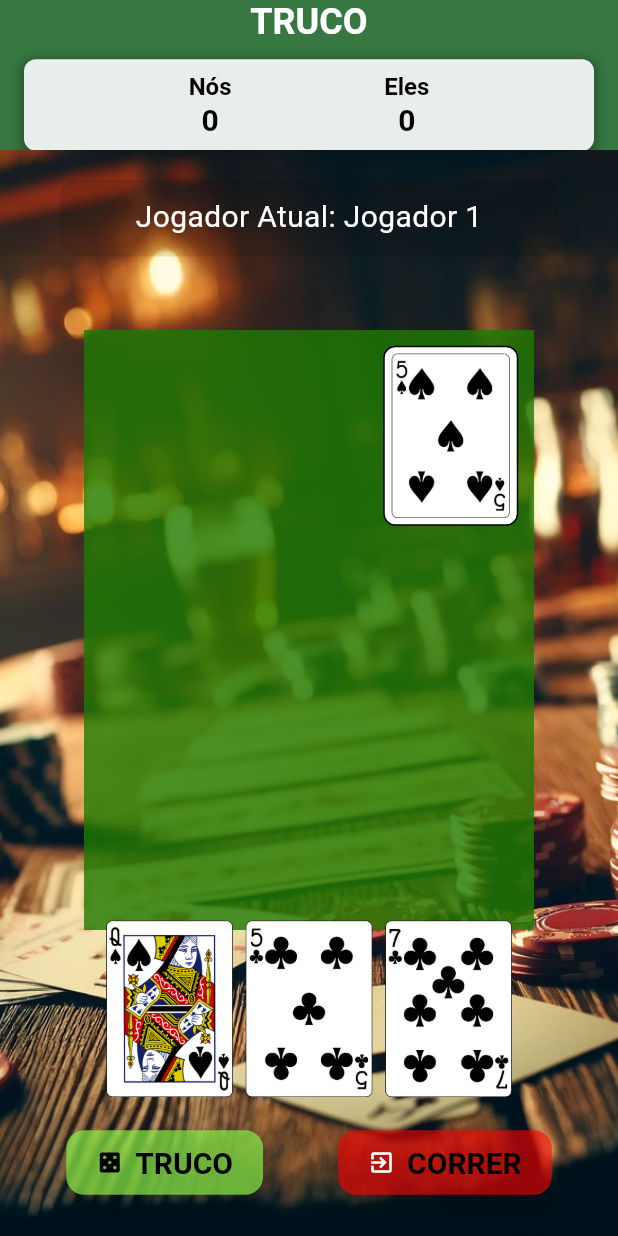
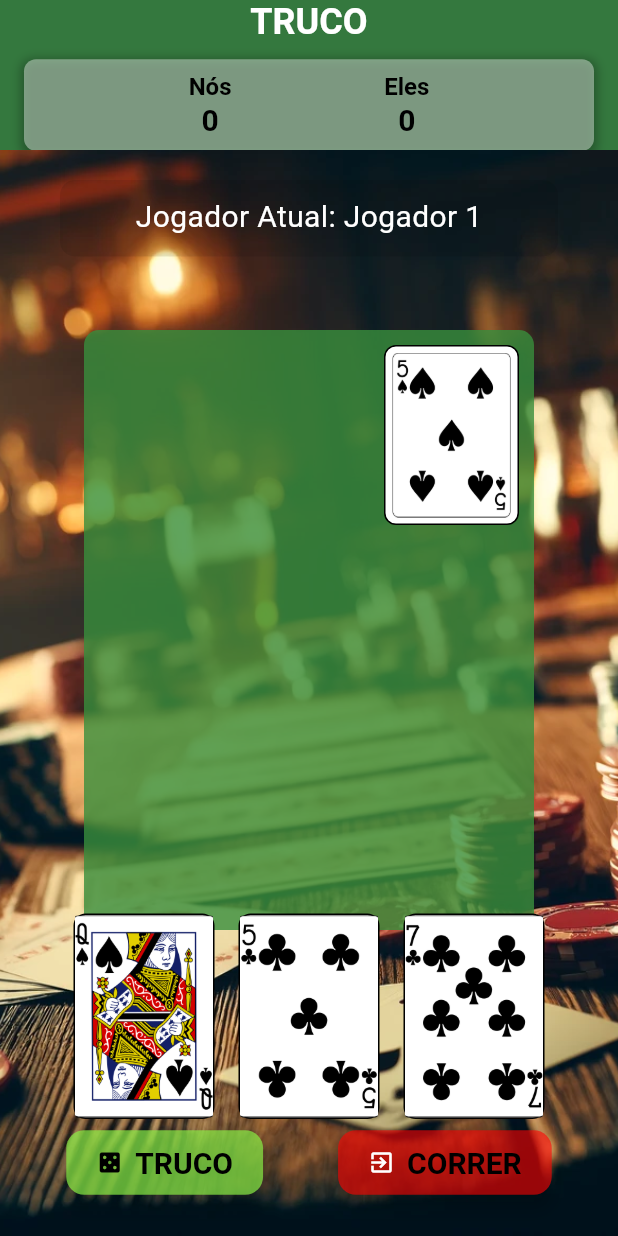
Before and after one commit to ronip31/testes_truco_view, a Flutter app: the screen it shows after launch, on a phone screen of 412 x 824 dp. Run offline on Flutter 3.47's test engine with Material 3 defaults, Android fonts, the phone set to English and light mode, and no system bars; our stand-ins replace tuple.

Commit message:
refatorado layout

```diff
--- a/lib/widgets/JogoTrucoLayout.dart
+++ b/lib/widgets/JogoTrucoLayout.dart
@@ -1,11 +1,10 @@
 import 'package:flutter/material.dart';
-import 'package:tuple/tuple.dart';
 import '../models/carta.dart';
 import '../models/jogador.dart';
 import '../widgets/mao_jogador_widget.dart';
 import '../widgets/CorrerButton.dart';
 import '../widgets/TrucoButton.dart';
-import '../widgets/scoreboard.dart'; // Importar o widget de pontuação
+import '../widgets/scoreboard.dart';
 
 class JogoTrucoLayout extends StatelessWidget {
   final List<Jogador> jogadores;
@@ -30,70 +29,92 @@ class JogoTrucoLayout extends StatelessWidget {
 
   @override
   Widget build(BuildContext context) {
-    int nos = jogadores[0].getPontuacaoTotal();
-    int eles = jogadores[1].getPontuacaoTotal();
+    return Scaffold(
+      appBar: _buildAppBar(),
+      body: Stack(
+        children: [
+          _buildBackground(),
+          _buildTable(),
+          _buildPlayerHands(),
+          _buildActionButtons(),
+          _buildTopInfo(),
+        ],
+      ),
+    );
+  }
 
-    return Scaffold(
-      appBar: AppBar(
+  AppBar _buildAppBar() {
+    return AppBar(
       backgroundColor: Colors.green[800],
-        elevation: 250,
+      elevation: 5,
       toolbarHeight: 100,
       title: Column(
         mainAxisAlignment: MainAxisAlignment.center,
         children: [
           Text('TRUCO', style: TextStyle(fontSize: 24, fontWeight: FontWeight.bold, color: Colors.white)),
           SizedBox(height: 10),
-            PontuacaoWidget(nos: nos, eles: eles), // Adicionar widget de pontuação
+          PontuacaoWidget(nos: jogadores[0].getPontuacaoTotal(), eles: jogadores[1].getPontuacaoTotal()),
         ],
       ),
       centerTitle: true,
-      ),
-      body: Stack(
-        children: [
-          // Background
-          Positioned.fill(
+    );
+  }
+
+  Widget _buildBackground() {
+    return Positioned.fill(
       child: Image.asset(
-              'assets/imgs/background.png', // Caminho para a imagem de fundo
+        'assets/imgs/background.png',
         fit: BoxFit.cover,
       ),
-          ),
-          // Table
-          Positioned(
-            top: 120,  // Ajuste a posição vertical da mesa
+    );
+  }
+
+  Widget _buildTable() {
+    return Positioned(
+      top: 120,
       left: 0,
       right: 0,
       child: Center(
         child: Container(
           width: 300,
           height: 400,
-                color: Color.fromARGB(221, 30, 122, 2).withOpacity(0.8),
-
-                 // Cor de fundo com opacidade
-                //borderRadius: BorderRadius.circular(10.0),
+          decoration: BoxDecoration(
+            color: Colors.green[700]!.withOpacity(0.8),
+            borderRadius: BorderRadius.circular(10),
+          ),
           child: Stack(
             children: [
-                    // Manilha no canto superior direito
-                    if (manilha != null)
-                      Positioned(
+              if (manilha != null) _buildManilha(),
+              _buildPlayedCards(),
+            ],
+          ),
+        ),
+      ),
+    );
+  }
+
+  Widget _buildManilha() {
+    return Positioned(
       top: 10,
       right: 10,
       child: Container(
-                          width: 90.0,  // Ajuste a largura da carta
-                          height: 120.0,  // Ajuste a altura da carta
-                          margin: const EdgeInsets.all(0.5),
+        width: 90,
+        height: 120,
         decoration: BoxDecoration(
           color: Colors.white,
           border: Border.all(color: Colors.black),
-                            borderRadius: BorderRadius.circular(8.0),
+          borderRadius: BorderRadius.circular(8),
         ),
-                          child: Container(
-                            margin: const EdgeInsets.all(4.0),
+        child: Padding(
+          padding: const EdgeInsets.all(4.0),
           child: Image.asset(manilha!.imagePath),
         ),
       ),
-                      ),
-                    // Cartas jogadas na mesa
-                    Positioned(
+    );
+  }
+
+  Widget _buildPlayedCards() {
+    return Positioned(
       bottom: 50,
       left: 0,
       right: 0,
@@ -108,31 +129,12 @@ class JogoTrucoLayout extends StatelessWidget {
           }).toList(),
         ),
       ),
-                    ),
-                  ],
-                ),
-              ),
-            ),
-          ),
-          // Result
-          // Positioned(
-          //   top: 50,
-          //   left: 0,
-          //   right: 0,
-          //   child: Center(
-          //     child: Text(
-          //       resultadoRodada,
-          //       style: TextStyle(
-          //         fontSize: 24,
-          //         color: Colors.white,
-          //         fontWeight: FontWeight.bold,
-          //       ),
-          //     ),
-          //   ),
-          // ),
-          // Player Hands
-          Positioned(
-            bottom: 80,
+    );
+  }
+
+  Widget _buildPlayerHands() {
+  return Positioned(
+    bottom: 70,
     left: 0,
     right: 0,
     child: Center(
@@ -141,19 +143,29 @@ class JogoTrucoLayout extends StatelessWidget {
         children: jogadores[jogadorAtualIndex].mao.asMap().entries.map((entry) {
           int index = entry.key;
           Carta carta = entry.value;
+          bool cartaJaJogada = cartasJaJogadas.contains(carta);
+
           return GestureDetector(
-                    onTap: rodadacontinua ? () => onCartaSelecionada(index) : null,
+            onTap: rodadacontinua && !cartaJaJogada ? () => onCartaSelecionada(index) : null,
             child: Container(
-                      margin: const EdgeInsets.all(4.0),
-                      child: Image.asset(carta.imagePath, width: 85, height: 135),
+              margin: const EdgeInsets.all(8.0),
+              decoration: BoxDecoration(
+                color: cartaJaJogada ? Colors.grey : Colors.white,
+                border: Border.all(color: Colors.black),
+                borderRadius: BorderRadius.circular(8.0),
+              ),
+              child: Image.asset(carta.imagePath, width: 92, height: 135, fit: BoxFit.cover),
             ),
           );
         }).toList(),
       ),
     ),
-          ),
-          //botões são usados
-          Positioned(
+  );
+}
+
+
+  Widget _buildActionButtons() {
+    return Positioned(
       bottom: 25,
       left: 0,
       right: 0,
@@ -162,22 +174,24 @@ class JogoTrucoLayout extends StatelessWidget {
           mainAxisAlignment: MainAxisAlignment.center,
           children: [
             TrucoButton(),
-                  SizedBox(width: 50),  // Espaço entre os botões
+            SizedBox(width: 50),
             CorrerButton(),
           ],
         ),
       ),
-          ),
-          // Messages: Jogador Atual and Resultado da Rodada
-          Positioned(
+    );
+  }
+
+  Widget _buildTopInfo() {
+    return Positioned(
       top: 20,
       left: 40,
       right: 40,
       child: Container(
         padding: EdgeInsets.symmetric(horizontal: 20, vertical: 10),
         decoration: BoxDecoration(
-                color: Colors.black87.withOpacity(0.1), // Cor de fundo com opacidade
-                borderRadius: BorderRadius.circular(10.0), // Borda arredondada
+          color: Colors.black87.withOpacity(0.1),
+          borderRadius: BorderRadius.circular(10),
         ),
         child: Column(
           children: [
@@ -189,9 +203,6 @@ class JogoTrucoLayout extends StatelessWidget {
           ],
         ),
       ),
-          ),
-        ],
-      ),
     );
   }
 }
--- a/lib/widgets/JogoTrucoScreen.dart
+++ b/lib/widgets/JogoTrucoScreen.dart
@@ -72,6 +72,7 @@ class _JogoTrucoScreenState extends State<JogoTrucoScreen> {
   }
 
   void adicionarCartaNaMesa(Carta carta) {
+  if (!rodadacontinua) return;
   cartasJaJogadas.add(carta);
   print('cartasJaJogadas : ${cartasJaJogadas}');
   cartasJogadasNaMesa.add(Tuple2(
@@ -82,6 +83,7 @@ class _JogoTrucoScreenState extends State<JogoTrucoScreen> {
     },
   ));
 }
+
 
   void removerCartaDaMao(Carta carta) {
     jogadores[jogadorAtualIndex].mao.remove(carta);
@@ -105,19 +107,18 @@ class _JogoTrucoScreenState extends State<JogoTrucoScreen> {
 
   void mostrarResultadoRodada(Jogador? jogadorVencedor) {
     setState(() {
-
       resultadoRodada = jogadorVencedor != null
           ? 'O ${jogadorVencedor!.nome} ganhou a rodada!'
           : 'Empate!';
-          // Exibe o pop-up com o resultado
+      rodadacontinua = false;
       _showPopup(resultadoRodada);
-      // Limpa as cartas jogadas na mesa após mostrar o resultado
+    });
+
+    // Limpa as cartas jogadas na mesa após mostrar o resultado e reinicia a rodada
     Future.delayed(Duration(seconds: 2), () {
       setState(() {
         cartasJogadasNaMesa.clear();
         cartasJaJogadas.clear();
-          rodadacontinua = true;
-        });
       });
     });
   }
@@ -126,17 +127,15 @@ class _JogoTrucoScreenState extends State<JogoTrucoScreen> {
     Jogador? vencedorJogo = determinarVencedor(resultadosRodadas);
     if (vencedorJogo != null) {
       rodadacontinua = false;
-      print('\n\rO vencedor é o jogador ${vencedorJogo.nome}');
+      //print('\n\rO vencedor é o jogador ${vencedorJogo.nome}');
       vencedorJogo.adicionarPontuacaoTotal();
 
       for (var jogador in jogadores) {
         int pontuacaoTotal = vencedorJogo.getPontuacaoTotal();
-
-        print('\n\rPontuação total do grupo ${jogador.nome} é de: $pontuacaoTotal');
+        //print('\n\rPontuação total do grupo ${jogador.nome} é de: $pontuacaoTotal');
        // resultadoRodada ='\n\rPontuação total do grupo ${vencedorJogo.nome} é de: $pontuacaoTotal';
         if (pontuacaoTotal >= 5) {
-          print('\nO Grupo ${jogador.nome} GANHOU!');
-          jogoContinua = false;
+          //print('\nO Grupo ${jogador.nome} GANHOU!');
           resultadoRodada = '\nO Grupo ${jogador.nome} GANHOU jogo!';
           _showPopup(resultadoRodada);
 
@@ -145,7 +144,6 @@ class _JogoTrucoScreenState extends State<JogoTrucoScreen> {
       }
 
       if (jogoContinua) {
-        jogoContinua = false;
         Future.delayed(Duration(seconds: 5), (){
           reiniciarRodada();
         });
@@ -171,6 +169,7 @@ class _JogoTrucoScreenState extends State<JogoTrucoScreen> {
     Overlay.of(context)?.insert(_overlayEntry!);
     Future.delayed(Duration(seconds: 2), () {
       _overlayEntry?.remove();
+      rodadacontinua = true;
     });
   }
 
--- a/lib/widgets/scoreboard.dart
+++ b/lib/widgets/scoreboard.dart
@@ -10,35 +10,44 @@ class PontuacaoWidget extends StatelessWidget {
   Widget build(BuildContext context) {
     return Container(
       padding: EdgeInsets.all(8.0),
-      decoration: BoxDecoration(
-        color: Colors.white.withOpacity(0.9), // Cor de fundo com opacidade
-        borderRadius: BorderRadius.circular(8.0), // Borda arredondada
-        boxShadow: [
-          BoxShadow(
-            color: Colors.black.withOpacity(0.3),
-            spreadRadius: 2,
-            blurRadius: 5,
-            offset: Offset(0, 2), // Sombra para baixo
-          ),
-        ],
-      ),
+      decoration: _buildBoxDecoration(),
       child: Row(
         mainAxisAlignment: MainAxisAlignment.spaceEvenly,
         children: [
-          Column(
-            children: [
-              Text('Nós', style: TextStyle(color: Colors.black, fontSize: 16, fontWeight: FontWeight.bold)),
-              Text(nos.toString(), style: TextStyle(color: Colors.black, fontSize: 20, fontWeight: FontWeight.bold)),
-            ],
-          ),
-          Column(
-            children: [
-              Text('Eles', style: TextStyle(color: Colors.black, fontSize: 16, fontWeight: FontWeight.bold)),
-              Text(eles.toString(), style: TextStyle(color: Colors.black, fontSize: 20, fontWeight: FontWeight.bold)),
-            ],
-          ),
+          _buildScoreColumn('Nós', nos),
+          _buildScoreColumn('Eles', eles),
         ],
       ),
     );
   }
+
+  BoxDecoration _buildBoxDecoration() {
+    return BoxDecoration(
+      color: Colors.white.withOpacity(0.4),
+      borderRadius: BorderRadius.circular(8.0),
+      boxShadow: [
+        BoxShadow(
+          color: Colors.black.withOpacity(0.3),
+          spreadRadius: 2,
+          blurRadius: 5,
+          offset: Offset(0, 2),
+        ),
+      ],
+    );
+  }
+
+  Widget _buildScoreColumn(String title, int score) {
+    return Column(
+      children: [
+        Text(
+          title,
+          style: TextStyle(color: Colors.black, fontSize: 16, fontWeight: FontWeight.bold),
+        ),
+        Text(
+          score.toString(),
+          style: TextStyle(color: Colors.black, fontSize: 20, fontWeight: FontWeight.bold),
+        ),
+      ],
+    );
+  }
 }
--- a/pubspec.yaml
+++ b/pubspec.yaml
@@ -55,7 +55,7 @@ dev_dependencies:
 flutter:
   assets:
     - assets/imgs/
-    - assets/images/background.png
+    #- assets/imgs/background.png
 
   # The following line ensures that the Material Icons font is
   # included with your application, so that you can use the icons in
```
Lines whose indentation alone changed are shown as unchanged.
